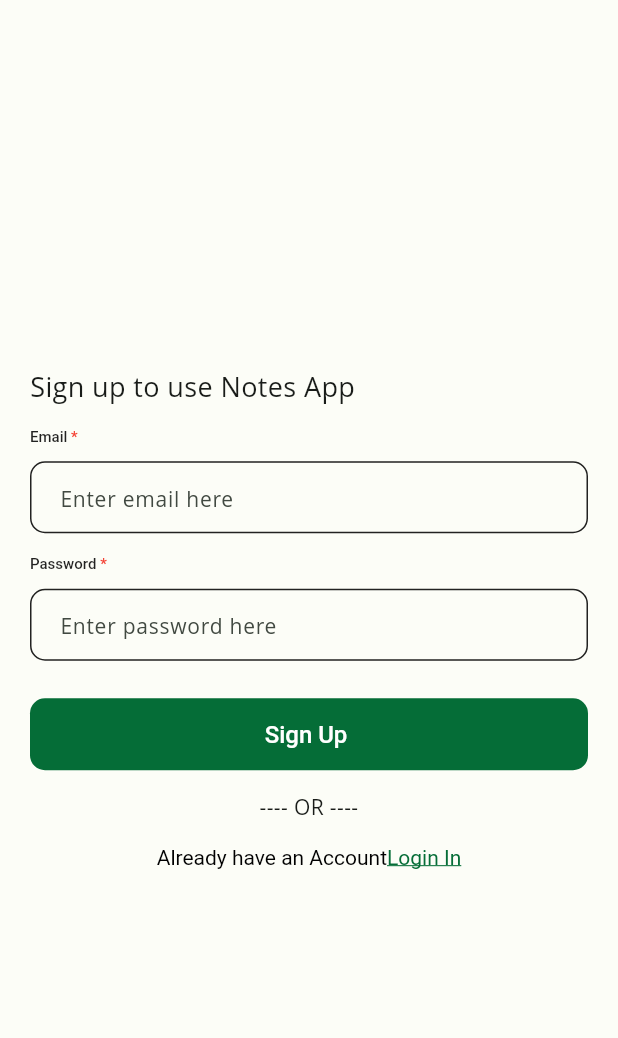
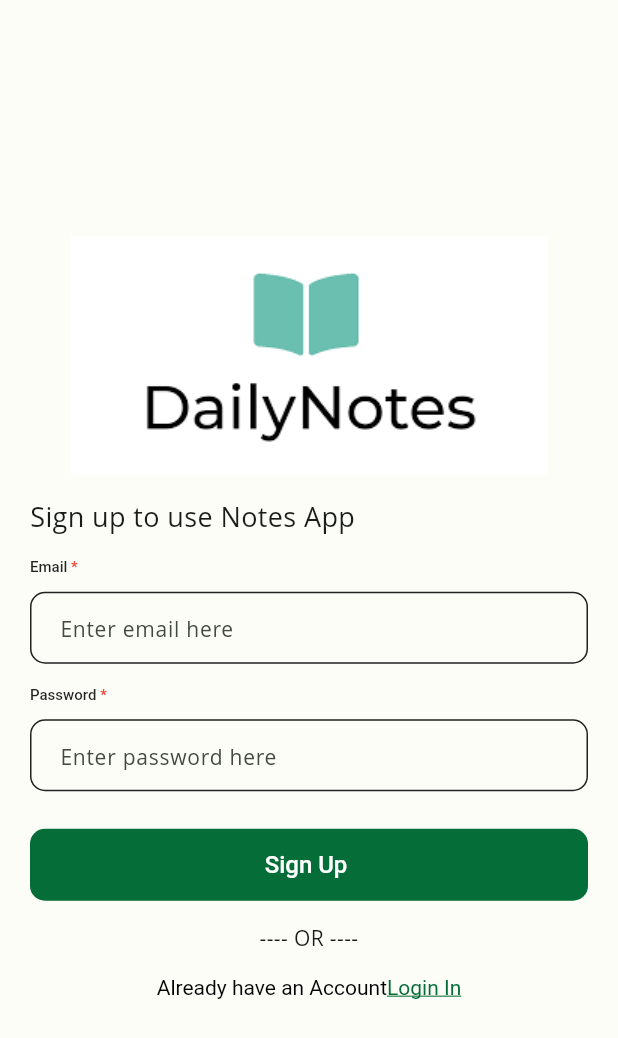
Before and after one commit to SumanRasaili/Notes-App, a Flutter app: the screen it shows after launch, after a tap on an icon or button, on a phone screen of 412 x 824 dp. Shown: the top 1038 px of the screen. Run offline on Flutter 3.47's test engine with Material 3 defaults, Android fonts, the phone set to English and light mode, and no system bars; our stand-ins replace bot_toast, cloud_firestore, firebase_auth, firebase_core, flutter_hooks, flutter_phoenix and 2 more; accounts and stored records are empty; network calls fail; Roboto replaces fonts that are missing (Open Sans, Poppins).

```diff
--- /dev/null
+++ b/lib/config/asset_paths.dart
@@ -0,0 +1,4 @@
+class AssetPaths {
+  static const String _imagePath = "assets/images";
+  static String notesImage = "$_imagePath/notess.png";
+}
--- a/lib/config/constants.dart
+++ b/lib/config/constants.dart
@@ -1,4 +1,5 @@
 class AppConstants {
   static String darkMode = "false";
   static String notesCollection = "notes";
+    static String usersCollection = "users";
 }
--- a/lib/splash_screen.dart
+++ b/lib/splash_screen.dart
@@ -48,10 +48,6 @@ class _SplashScreenState extends ConsumerState<SplashScreen> {
     // initializeApp();
   }
 
-  initializeApp() {
-    // final auth = ;
-  }
-
   @override
   Widget build(BuildContext context) {
     return StreamBuilder<User?>(
--- a/lib/ui/auth/screens/login_screen.dart
+++ b/lib/ui/auth/screens/login_screen.dart
@@ -3,6 +3,7 @@ import 'package:flutter_hooks/flutter_hooks.dart';
 import 'package:hooks_riverpod/hooks_riverpod.dart';
 import 'package:notesapp/components/custom_button.dart';
 import 'package:notesapp/components/custom_textfield.dart';
+import 'package:notesapp/config/asset_paths.dart';
 import 'package:notesapp/ui/auth/repository/auth_repository.dart';
 import 'package:notesapp/ui/auth/screens/sign_up_screen.dart';
 import 'package:notesapp/utils/validation.dart';
@@ -25,6 +26,10 @@ class LoginScreen extends HookConsumerWidget {
             mainAxisAlignment: MainAxisAlignment.center,
             crossAxisAlignment: CrossAxisAlignment.start,
             children: [
+              Center(child: Image.asset(AssetPaths.notesImage)),
+              const SizedBox(
+                height: 15,
+              ),
               const Text(
                 "Log in to use Notes App",
                 style: TextStyle(fontSize: 18),
--- a/lib/ui/auth/screens/sign_up_screen.dart
+++ b/lib/ui/auth/screens/sign_up_screen.dart
@@ -3,6 +3,7 @@ import 'package:flutter_hooks/flutter_hooks.dart';
 import 'package:hooks_riverpod/hooks_riverpod.dart';
 import 'package:notesapp/components/custom_button.dart';
 import 'package:notesapp/components/custom_textfield.dart';
+import 'package:notesapp/config/asset_paths.dart';
 import 'package:notesapp/ui/auth/repository/auth_repository.dart';
 import 'package:notesapp/ui/auth/screens/login_screen.dart';
 import 'package:notesapp/utils/validation.dart';
@@ -23,6 +24,10 @@ class SignUpScreen extends HookConsumerWidget {
             mainAxisAlignment: MainAxisAlignment.center,
             crossAxisAlignment: CrossAxisAlignment.start,
             children: [
+              Center(child: Image.asset(AssetPaths.notesImage)),
+              const SizedBox(
+                height: 15,
+              ),
               const Text(
                 "Sign up to use Notes App",
                 style: TextStyle(fontSize: 18),
```
Also changed, not shown: lib/ui/home/repository/notes_repository.dart (+9 -0 lines), assets/images/notess.png (added).
